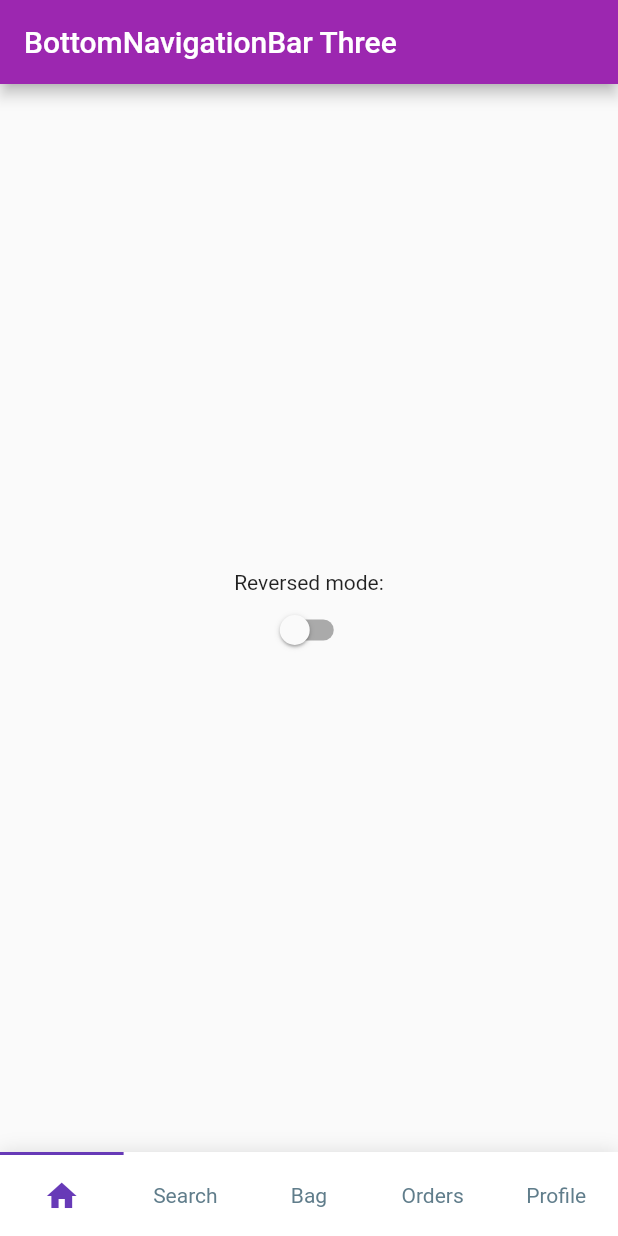
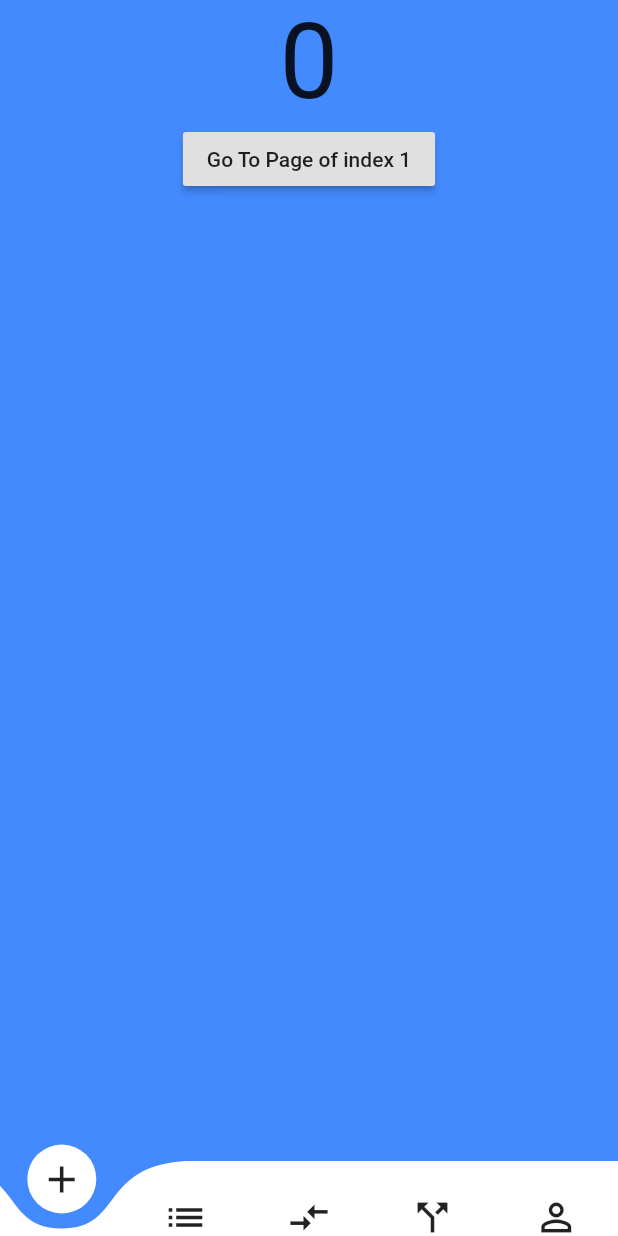
Before and after one commit to Mufaddal5253110/flutter_bottom_navigation_bar, a Flutter app: the screen it shows after launch, on a phone screen of 412 x 824 dp. Run offline on Flutter 3.47's test engine with Material 2 defaults, Android fonts, the phone set to English and light mode, and no system bars; drawn by our look-alikes of curved_navigation_bar, titled_navigation_bar; missing offline and left inert: ff_navigation_bar.

Commit message:
bottom_navigation_bar_4_added

```diff
--- /dev/null
+++ b/lib/bottom_4.dart
@@ -0,0 +1,57 @@
+import 'package:flutter/material.dart';
+import 'package:curved_navigation_bar/curved_navigation_bar.dart';
+
+class BottomNavFour extends StatefulWidget {
+  @override
+  _BottomNavFourState createState() => _BottomNavFourState();
+}
+
+class _BottomNavFourState extends State<BottomNavFour> {
+  int _page = 0;
+  GlobalKey _bottomNavigationKey = GlobalKey();
+
+  @override
+  Widget build(BuildContext context) {
+    return Scaffold(
+        bottomNavigationBar: CurvedNavigationBar(
+          key: _bottomNavigationKey,
+          index: 0,
+          height: 50.0,
+          items: <Widget>[
+            Icon(Icons.add, size: 30),
+            Icon(Icons.list, size: 30),
+            Icon(Icons.compare_arrows, size: 30),
+            Icon(Icons.call_split, size: 30),
+            Icon(Icons.perm_identity, size: 30),
+          ],
+          color: Colors.white,
+          buttonBackgroundColor: Colors.white,
+          backgroundColor: Colors.blueAccent,
+          animationCurve: Curves.easeInOut,
+          animationDuration: Duration(milliseconds: 600),
+          onTap: (index) {
+            setState(() {
+              _page = index;
+            });
+          },
+        ),
+        body: Container(
+          color: Colors.blueAccent,
+          child: Center(
+            child: Column(
+              children: <Widget>[
+                Text(_page.toString(), textScaleFactor: 5.0),
+                RaisedButton(
+                  child: Text('Go To Page of index 1'),
+                  onPressed: () {
+                    final CurvedNavigationBarState navBarState =
+                        _bottomNavigationKey.currentState;
+                    navBarState.setPage(1);
+                  },
+                )
+              ],
+            ),
+          ),
+        ));
+  }
+}
--- a/lib/main.dart
+++ b/lib/main.dart
@@ -1,7 +1,8 @@
 import 'package:flutter/material.dart';
 // /import 'package:flutter_bottom_naviation_bar/bottom_1.dart';
 // import 'package:flutter_bottom_naviation_bar/bottom_2.dart';
-import 'package:flutter_bottom_naviation_bar/bottom_3.dart';
+// import 'package:flutter_bottom_naviation_bar/bottom_3.dart';
+import 'package:flutter_bottom_naviation_bar/bottom_4.dart';
 
 void main() {
   runApp(MyApp());
@@ -16,7 +17,7 @@ class MyApp extends StatelessWidget {
       theme: ThemeData(
         primarySwatch: Colors.purple,
       ),
-      home: BottomNavThree(),
+      home: BottomNavFour(),
     );
   }
 }
```
